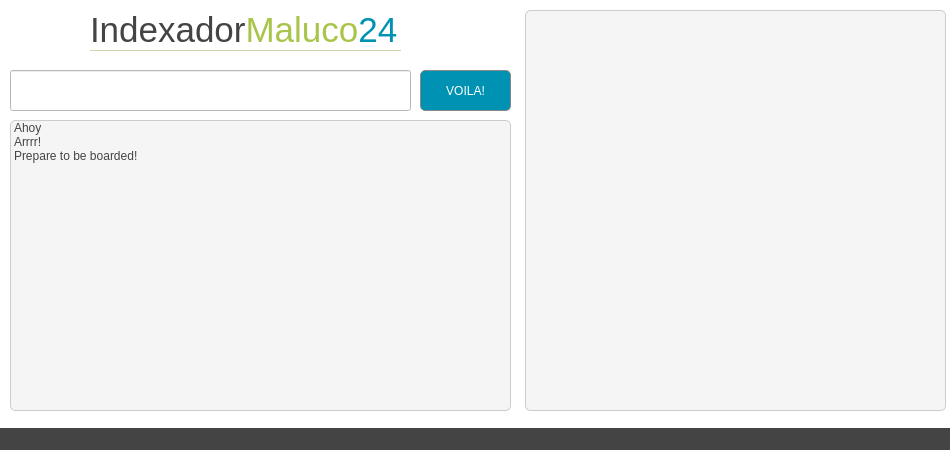
Qt form xmlparser/interface/mainwindow.ui (EduardoVernier/trabFinalCPD) before a commit.
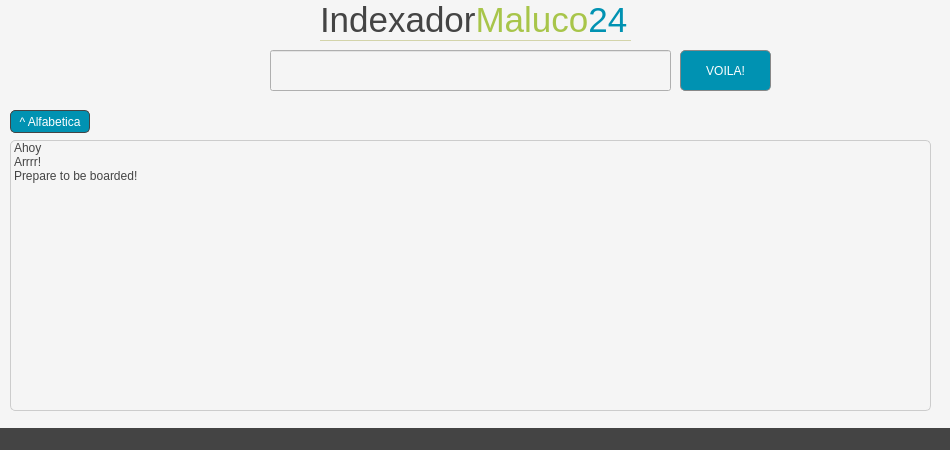
The same form after that commit.

```diff
--- a/xmlparser/interface/mainwindow.ui
+++ b/xmlparser/interface/mainwindow.ui
@@ -37,9 +37,9 @@
      <colorrole role="Button">
       <brush brushstyle="SolidPattern">
        <color alpha="255">
-        <red>255</red>
-        <green>255</green>
-        <blue>255</blue>
+        <red>245</red>
+        <green>245</green>
+        <blue>245</blue>
        </color>
       </brush>
      </colorrole>
@@ -109,18 +109,18 @@
      <colorrole role="Base">
       <brush brushstyle="SolidPattern">
        <color alpha="255">
-        <red>255</red>
-        <green>255</green>
-        <blue>255</blue>
+        <red>245</red>
+        <green>245</green>
+        <blue>245</blue>
        </color>
       </brush>
      </colorrole>
      <colorrole role="Window">
       <brush brushstyle="SolidPattern">
        <color alpha="255">
-        <red>255</red>
-        <green>255</green>
-        <blue>255</blue>
+        <red>245</red>
+        <green>245</green>
+        <blue>245</blue>
        </color>
       </brush>
      </colorrole>
@@ -174,9 +174,9 @@
      <colorrole role="Button">
       <brush brushstyle="SolidPattern">
        <color alpha="255">
-        <red>255</red>
-        <green>255</green>
-        <blue>255</blue>
+        <red>245</red>
+        <green>245</green>
+        <blue>245</blue>
        </color>
       </brush>
      </colorrole>
@@ -246,18 +246,18 @@
      <colorrole role="Base">
       <brush brushstyle="SolidPattern">
        <color alpha="255">
-        <red>255</red>
-        <green>255</green>
-        <blue>255</blue>
+        <red>245</red>
+        <green>245</green>
+        <blue>245</blue>
        </color>
       </brush>
      </colorrole>
      <colorrole role="Window">
       <brush brushstyle="SolidPattern">
        <color alpha="255">
-        <red>255</red>
-        <green>255</green>
-        <blue>255</blue>
+        <red>245</red>
+        <green>245</green>
+        <blue>245</blue>
        </color>
       </brush>
      </colorrole>
@@ -311,9 +311,9 @@
      <colorrole role="Button">
       <brush brushstyle="SolidPattern">
        <color alpha="255">
-        <red>255</red>
-        <green>255</green>
-        <blue>255</blue>
+        <red>245</red>
+        <green>245</green>
+        <blue>245</blue>
        </color>
       </brush>
      </colorrole>
@@ -383,18 +383,18 @@
      <colorrole role="Base">
       <brush brushstyle="SolidPattern">
        <color alpha="255">
-        <red>255</red>
-        <green>255</green>
-        <blue>255</blue>
+        <red>245</red>
+        <green>245</green>
+        <blue>245</blue>
        </color>
       </brush>
      </colorrole>
      <colorrole role="Window">
       <brush brushstyle="SolidPattern">
        <color alpha="255">
-        <red>255</red>
-        <green>255</green>
-        <blue>255</blue>
+        <red>245</red>
+        <green>245</green>
+        <blue>245</blue>
        </color>
       </brush>
      </colorrole>
@@ -441,14 +441,14 @@
    <string>MainWindow</string>
   </property>
   <property name="styleSheet">
-   <string notr="true">background: #FFFFFF;</string>
+   <string notr="true">background: #f5f5f5;</string>
   </property>
   <widget class="QWidget" name="centralWidget">
    <widget class="QLabel" name="Logo">
     <property name="geometry">
      <rect>
-      <x>90</x>
-      <y>10</y>
+      <x>320</x>
+      <y>0</y>
       <width>311</width>
       <height>41</height>
      </rect>
@@ -473,9 +473,9 @@
     <property name="geometry">
      <rect>
       <x>10</x>
-      <y>120</y>
-      <width>501</width>
-      <height>291</height>
+      <y>140</y>
+      <width>921</width>
+      <height>271</height>
      </rect>
     </property>
     <property name="styleSheet">
@@ -497,23 +497,23 @@
      </property>
     </item>
    </widget>
-   <widget class="QPushButton" name="pushButton">
+   <widget class="QPushButton" name="searchButton">
     <property name="geometry">
      <rect>
-      <x>420</x>
-      <y>70</y>
+      <x>680</x>
+      <y>50</y>
       <width>91</width>
       <height>41</height>
      </rect>
     </property>
     <property name="styleSheet">
-     <string notr="true">QPushButton#pushButton {
+     <string notr="true">QPushButton#searchButton {
     background: #0092b2;
 	color: #ffffff;
 	border: 1px solid #888888;
 	border-radius: 5px;
  }
- QPushButton#pushButton:pressed {
+ QPushButton#searchButton:pressed {
      background: #007d99;   
  }</string>
     </property>
@@ -521,27 +521,38 @@
      <string>VOILA!</string>
     </property>
    </widget>
-   <widget class="QLineEdit" name="lineEdit">
+   <widget class="QLineEdit" name="searchBar">
     <property name="geometry">
      <rect>
-      <x>10</x>
-      <y>70</y>
+      <x>270</x>
+      <y>50</y>
       <width>401</width>
       <height>41</height>
      </rect>
     </property>
    </widget>
-   <widget class="QListWidget" name="listWidget_2">
+   <widget class="QPushButton" name="descAlfa">
     <property name="geometry">
      <rect>
-      <x>525</x>
-      <y>10</y>
-      <width>421</width>
-      <height>401</height>
+      <x>10</x>
+      <y>110</y>
+      <width>80</width>
+      <height>23</height>
      </rect>
     </property>
     <property name="styleSheet">
-     <string notr="true">border: 1px solid #ccc; border-radius: 5px; background: #f5f5f5; color: #444444;</string>
+     <string notr="true">QPushButton#descAlfa{
+	background: #0092b2;
+	border: 1px solid #444;
+	border-radius: 5px;
+	color: white;
+}
+QPushButton#descAlfa:pressed{
+	background: black;
+}</string>
+    </property>
+    <property name="text">
+     <string>^ Alfabetica</string>
     </property>
    </widget>
   </widget>
```
